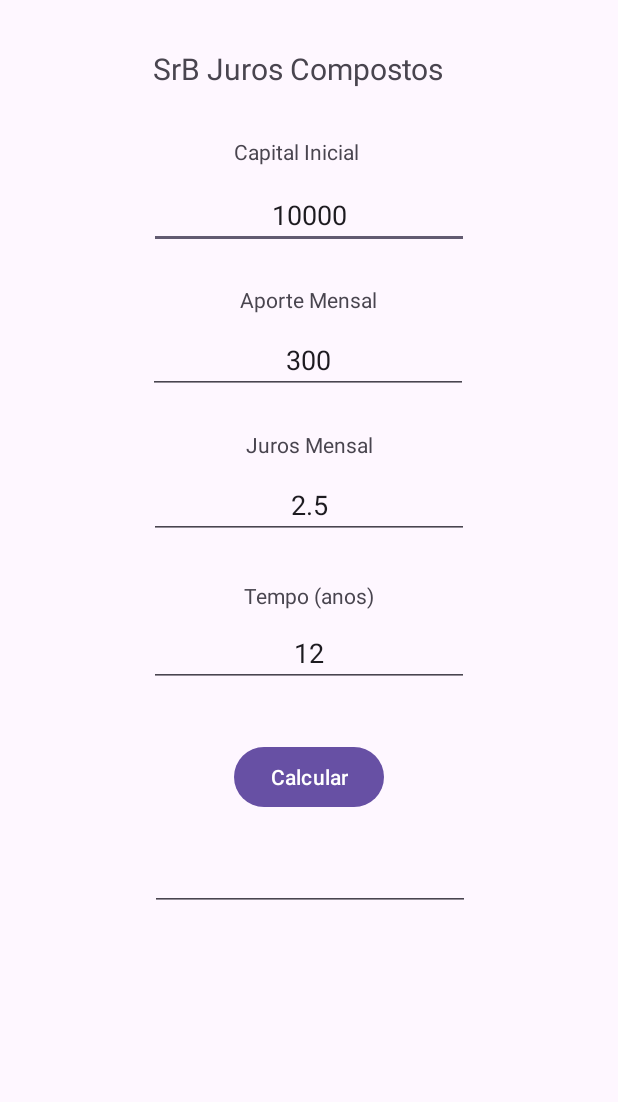
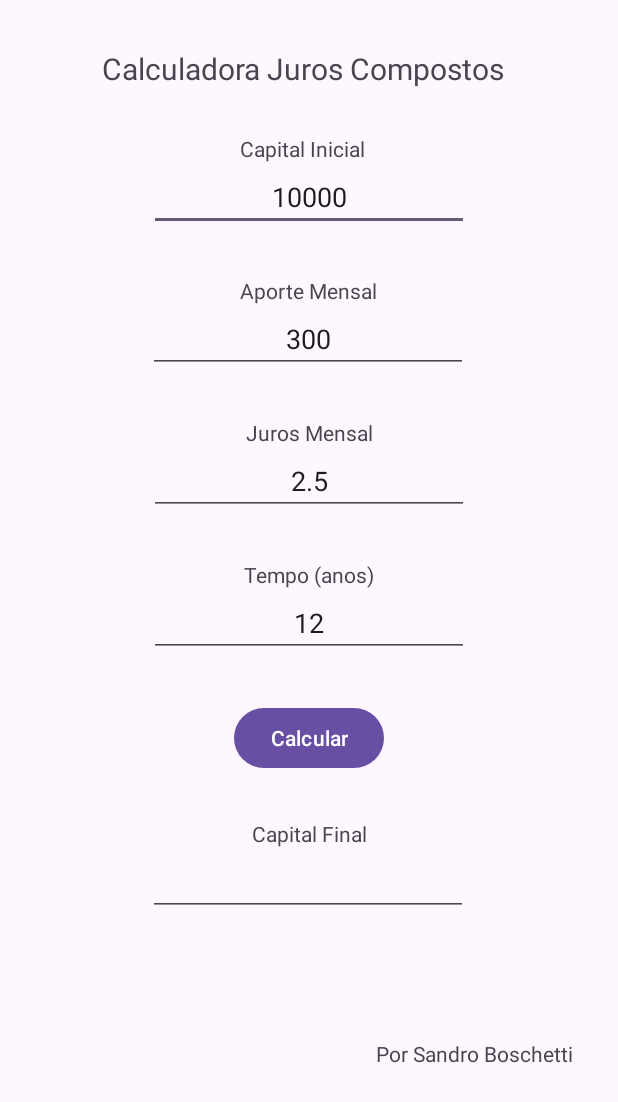
Before and after one commit to sandrorb/SrBJC, an Android app: the screen it shows after launch (MainActivity), on a phone screen of 412 x 824 dp. Shown: the top 1102 px of the screen. Run offline under Robolectric (Android 15) with nearby library versions, the phone set to English and light mode, and no system bars.

Commit message:
Melhorias : adição de label no Capital Final e nome do desenvolvedor.

```diff
--- a/app/src/main/res/layout/activity_main.xml
+++ b/app/src/main/res/layout/activity_main.xml
@@ -23,7 +23,7 @@
         android:id="@+id/button"
         android:layout_width="wrap_content"
         android:layout_height="wrap_content"
-        android:layout_marginTop="36dp"
+        android:layout_marginTop="30dp"
         android:onClick="calcular"
         android:text="@string/btn_name"
         android:textAlignment="center"
@@ -35,10 +35,10 @@
         android:id="@+id/textView3"
         android:layout_width="wrap_content"
         android:layout_height="wrap_content"
-        android:layout_marginTop="32dp"
+        android:layout_marginTop="30dp"
         android:text="@string/edtTextViewCapitalInicial_name"
         app:layout_constraintEnd_toEndOf="parent"
-        app:layout_constraintHorizontal_bias="0.474"
+        app:layout_constraintHorizontal_bias="0.486"
         app:layout_constraintStart_toStartOf="parent"
         app:layout_constraintTop_toBottomOf="@+id/textViewTitle" />
 
@@ -46,7 +46,6 @@
         android:id="@+id/editTextNumberCapitalInicial"
         android:layout_width="wrap_content"
         android:layout_height="wrap_content"
-        android:layout_marginTop="10dp"
         android:ems="10"
         android:inputType="numberDecimal"
         android:textAlignment="center"
@@ -58,7 +57,7 @@
         android:id="@+id/textView4"
         android:layout_width="wrap_content"
         android:layout_height="wrap_content"
-        android:layout_marginTop="24dp"
+        android:layout_marginTop="30dp"
         android:text="@string/edtTextViewAporteMensal_name"
         app:layout_constraintEnd_toEndOf="parent"
         app:layout_constraintHorizontal_bias="0.498"
@@ -69,7 +68,6 @@
         android:id="@+id/editTextNumberAporte"
         android:layout_width="wrap_content"
         android:layout_height="wrap_content"
-        android:layout_marginTop="8dp"
         android:ems="10"
         android:inputType="numberDecimal"
         android:textAlignment="center"
@@ -82,7 +80,7 @@
         android:id="@+id/textView5"
         android:layout_width="wrap_content"
         android:layout_height="wrap_content"
-        android:layout_marginTop="24dp"
+        android:layout_marginTop="30dp"
         android:text="Juros Mensal"
         android:textAlignment="center"
         app:layout_constraintEnd_toEndOf="parent"
@@ -93,7 +91,6 @@
         android:id="@+id/editTextNumberJuros"
         android:layout_width="wrap_content"
         android:layout_height="wrap_content"
-        android:layout_marginTop="8dp"
         android:ems="10"
         android:inputType="numberDecimal"
         android:textAlignment="center"
@@ -105,7 +102,7 @@
         android:id="@+id/textView6"
         android:layout_width="wrap_content"
         android:layout_height="wrap_content"
-        android:layout_marginTop="28dp"
+        android:layout_marginTop="30dp"
         android:text="@string/edtTextViewTempo_name"
         android:textAlignment="center"
         app:layout_constraintEnd_toEndOf="parent"
@@ -117,7 +114,6 @@
         android:id="@+id/editTextNumberTempo"
         android:layout_width="wrap_content"
         android:layout_height="wrap_content"
-        android:layout_marginTop="6dp"
         android:ems="10"
         android:inputType="numberDecimal"
         android:textAlignment="center"
@@ -129,13 +125,33 @@
         android:id="@+id/editTextNumberResultado"
         android:layout_width="wrap_content"
         android:layout_height="wrap_content"
-        android:layout_marginTop="20dp"
         android:ems="10"
         android:inputType="numberDecimal"
         android:textAlignment="center"
         app:layout_constraintEnd_toEndOf="parent"
-        app:layout_constraintHorizontal_bias="0.502"
+        app:layout_constraintHorizontal_bias="0.497"
+        app:layout_constraintStart_toStartOf="parent"
+        app:layout_constraintTop_toBottomOf="@+id/textView" />
+
+    <TextView
+        android:id="@+id/textView"
+        android:layout_width="wrap_content"
+        android:layout_height="wrap_content"
+        android:layout_marginTop="30dp"
+        android:text="@string/edtTextViewCapitalFinal_name"
+        app:layout_constraintEnd_toEndOf="parent"
         app:layout_constraintStart_toStartOf="parent"
         app:layout_constraintTop_toBottomOf="@+id/button" />
 
+    <TextView
+        android:id="@+id/textView2"
+        android:layout_width="wrap_content"
+        android:layout_height="wrap_content"
+        android:layout_marginEnd="30dp"
+        android:layout_marginBottom="30dp"
+        android:text="Por Sandro Boschetti"
+        app:layout_constraintBottom_toBottomOf="parent"
+        app:layout_constraintEnd_toEndOf="parent"
+        app:layout_constraintTop_toBottomOf="@+id/editTextNumberResultado" />
+
 </androidx.constraintlayout.widget.ConstraintLayout>
--- a/app/src/main/res/values/strings.xml
+++ b/app/src/main/res/values/strings.xml
@@ -1,8 +1,9 @@
 <resources>
     <string name="app_name">SrB J.C.</string>
-    <string name="edtTextViewTitle_name">SrB Juros Compostos</string>
+    <string name="edtTextViewTitle_name">Calculadora Juros Compostos</string>
     <string name="edtTextViewCapitalInicial_name">Capital Inicial</string>
     <string name="edtTextViewAporteMensal_name">Aporte Mensal</string>
     <string name="edtTextViewTempo_name">Tempo (anos)</string>
     <string name="btn_name">Calcular</string>
+    <string name="edtTextViewCapitalFinal_name">Capital Final</string>
 </resources>
```
Also changed, not shown: 1 other file.
